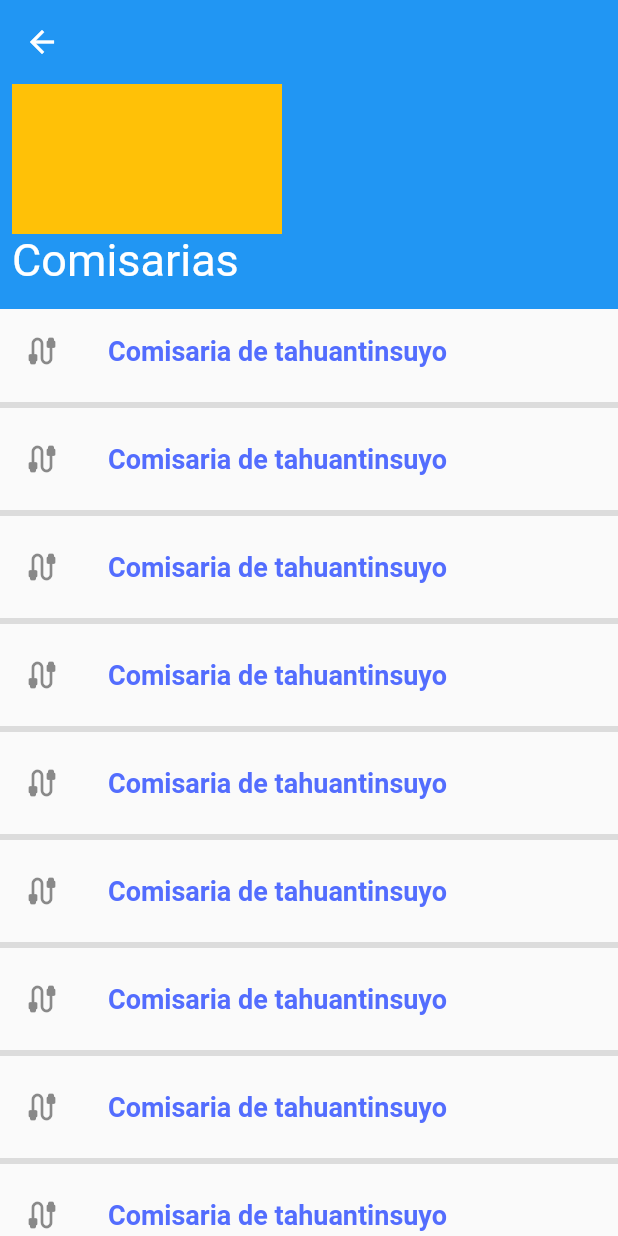
After one commit to BwaldirLM/app_avanzados, a Flutter app: the ListaComisariaPage screen opened by its route, on a phone screen of 412 x 824 dp. The commit adds this screen. Run offline on Flutter 3.47's test engine with Material 2 defaults, Android fonts, the phone set to English and light mode, and no system bars; our stand-ins replace firebase_core; accounts and stored records are empty.

Commit message:
Agregar maquetado de listado comisarias

```diff
--- a/lib/main.dart
+++ b/lib/main.dart
@@ -1,4 +1,5 @@
 import 'package:app_voronoi/src/pages/home_page.dart';
+import 'package:app_voronoi/src/pages/lista_comisarias_page.dart';
 import 'package:firebase_core/firebase_core.dart';
 import 'package:flutter/material.dart';
 
@@ -23,7 +24,8 @@ class MyApp extends StatelessWidget {
         '/': (context) => const FirstPage(),
         '/login': (context) => const LoginPage(),
         '/signup': (context) => const SignupPage(),
-        '/home': (_) => const HomePage()
+        '/home': (_) => const HomePage(),
+        '/lista': (_) => const ListaComisariaPage()
       },
     );
   }
--- a/lib/src/pages/home_page.dart
+++ b/lib/src/pages/home_page.dart
@@ -10,7 +10,7 @@ class HomePage extends StatelessWidget {
       appBar: AppBar(
         elevation: 0,
       ),
-      drawer: Drawer(
+      drawer: const Drawer(
         child: MyDrawer(),
       ),
       body: Container(
--- /dev/null
+++ b/lib/src/pages/lista_comisarias_page.dart
@@ -0,0 +1,72 @@
+import 'package:flutter/material.dart';
+
+class ListaComisariaPage extends StatelessWidget {
+  const ListaComisariaPage({Key? key}) : super(key: key);
+
+  @override
+  Widget build(BuildContext context) {
+    return Scaffold(
+      appBar: AppBar(
+        elevation: 0,
+        backgroundColor: Colors.blue,
+      ),
+      body: Column(
+        children: [
+          Container(
+            padding: const EdgeInsets.symmetric(horizontal: 8),
+            height: 150,
+            width: double.infinity,
+            color: Colors.blue,
+            child: Column(
+              crossAxisAlignment: CrossAxisAlignment.start,
+              children: [
+                Container(height: 100, width: 180, color: Colors.amber),
+                const Text(
+                  'Comisarias',
+                  style: TextStyle(
+                      color: Colors.white,
+                      fontSize: 30,
+                      fontWeight: FontWeight.w400),
+                )
+              ],
+            ),
+          ),
+          Expanded(
+              child: ListView.builder(
+            itemCount: 15,
+            itemBuilder: (context, index) {
+              return Column(
+                children: const [
+                  ListTile(
+                    leading: Icon(Icons.cable_rounded),
+                    title: Text(
+                      'Comisaria de tahuantinsuyo',
+                      style: TextStyle(
+                          color: Colors.indigoAccent,
+                          fontSize: 18,
+                          fontWeight: FontWeight.w600),
+                    ),
+                  ),
+                  Divider(
+                    thickness: 4,
+                  )
+                ],
+              );
+            },
+          ))
+          /*Expanded(
+            child: Container(
+              child: ListView.builder(
+                  itemCount: 6,
+                  itemBuilder: (_, index) {
+                    return ListTile(
+                      title: Text('Comisaria de Wnchaq'),
+                    );
+                  }),
+            ),
+          ),*/
+        ],
+      ),
+    );
+  }
+}
--- a/lib/src/widgets/drawer.dart
+++ b/lib/src/widgets/drawer.dart
@@ -18,6 +18,7 @@ class MyDrawer extends StatelessWidget {
             ),
             _DrawerItem(
               'Comisarias',
+              onTap: () => Navigator.pushNamed(context, '/lista'),
             ),
             _DrawerItem(
               'Herramientas',
@@ -41,7 +42,7 @@ class _DrawerItem extends StatelessWidget {
     return InkWell(
       onTap: onTap,
       child: Padding(
-        padding: const EdgeInsets.all(8.0),
+        padding: const EdgeInsets.all(10.0),
         child: Column(
           crossAxisAlignment: CrossAxisAlignment.start,
           children: [
```
